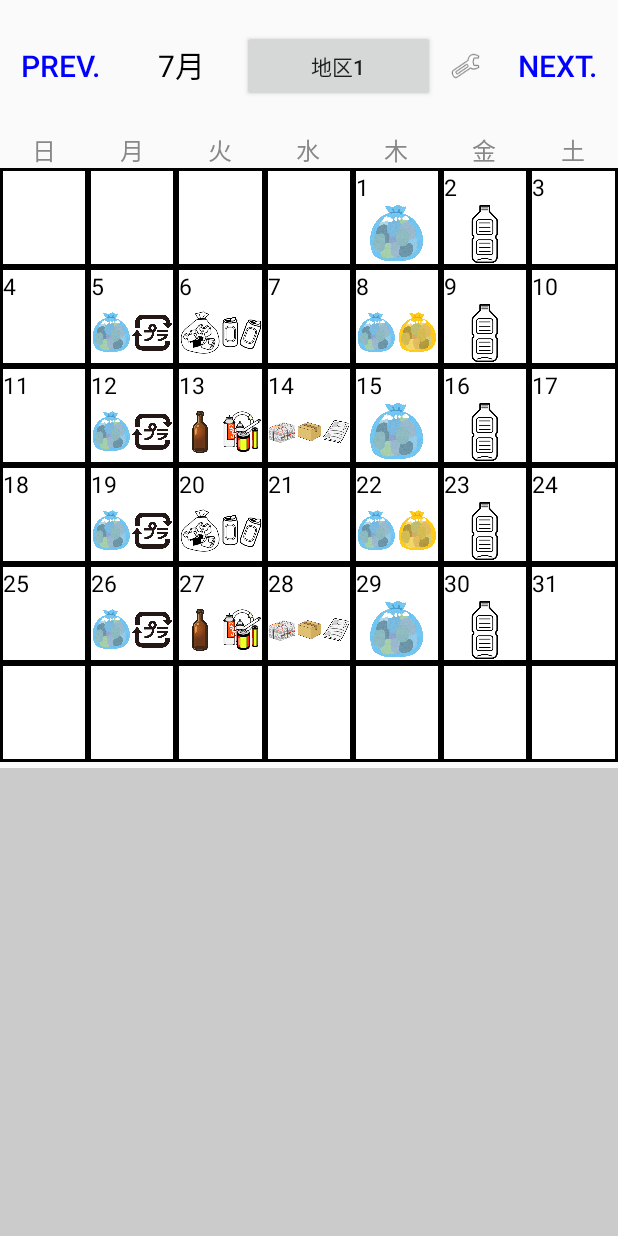
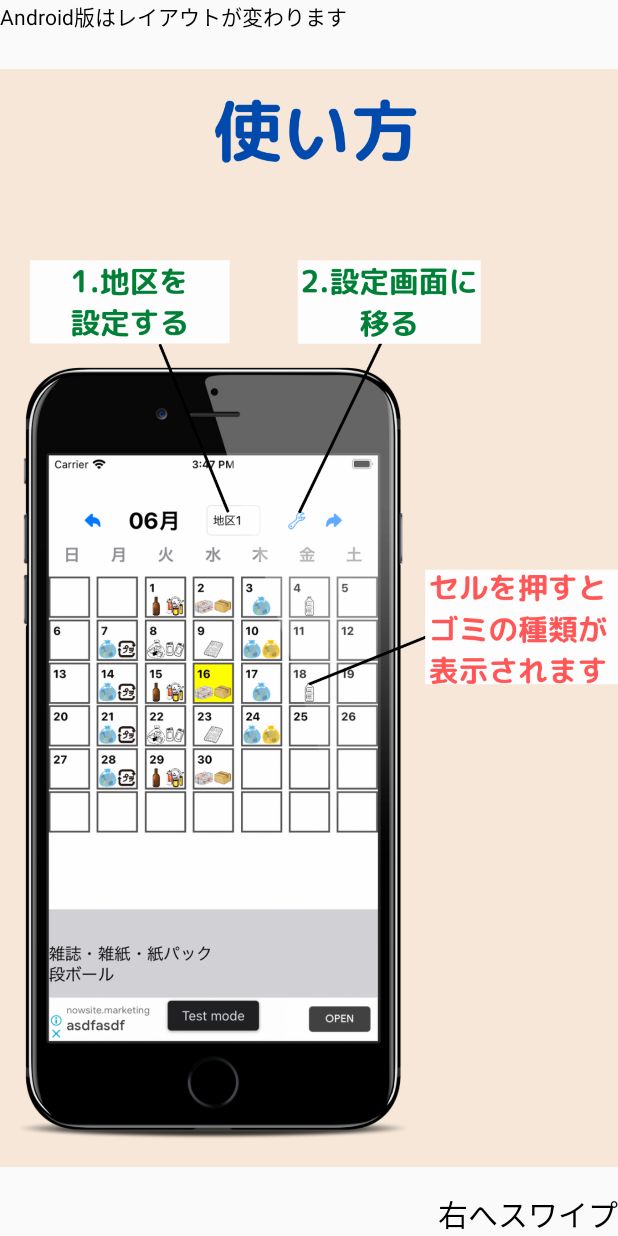
Before and after one commit to TakumiOtsukaABT/HachiojiCalendar-android, an Android app: the screen it shows after launch (MainActivity before the commit, OnBoardingActivity after it), on a phone screen of 412 x 824 dp. Run offline under Robolectric (Android 15) with nearby library versions, the phone set to English and light mode, and no system bars; our stand-ins replace AdMob.

Commit message:
I have no idea what I did but it works

```diff
--- a/app/build.gradle
+++ b/app/build.gradle
@@ -41,6 +41,11 @@ dependencies {
     implementation 'androidx.constraintlayout:constraintlayout:2.0.1'
     implementation 'androidx.preference:preference:1.1.1'
     implementation 'com.google.firebase:firebase-ads:20.2.0'
+    implementation 'androidx.legacy:legacy-support-v4:1.0.0'
+
+    implementation 'com.google.android.material:material:1.0.0'
+
+
     testImplementation 'junit:junit:4.+'
     androidTestImplementation 'androidx.test.ext:junit:1.1.2'
     androidTestImplementation 'androidx.test.espresso:espresso-core:3.3.0'
--- /dev/null
+++ b/app/src/main/java/com/example/hachiojicalendar/FragmentPagerAdapter.kt
@@ -0,0 +1,24 @@
+package com.example.hachiojicalendar
+
+import androidx.fragment.app.Fragment
+import androidx.fragment.app.FragmentActivity
+import androidx.fragment.app.FragmentManager
+import androidx.fragment.app.FragmentStatePagerAdapter
+import androidx.viewpager2.adapter.FragmentStateAdapter
+
+
+class FragmentPagerAdapter(fm: FragmentActivity) :
+    FragmentStateAdapter(fm) {
+
+
+    override fun getItemCount(): Int {
+        return 2
+    }
+
+    override fun createFragment(position: Int): Fragment {
+        return when (position) {
+            0 -> OnBoarding1Fragment()
+            else -> OnBoarding2Fragment()
+        }
+    }
+}
--- a/app/src/main/java/com/example/hachiojicalendar/MainActivity.kt
+++ b/app/src/main/java/com/example/hachiojicalendar/MainActivity.kt
@@ -33,7 +33,11 @@ class MainActivity : AppCompatActivity() , CalendarAdapter.OnItemListener {
 
     override fun onCreate(savedInstanceState: Bundle?) {
         super.onCreate(savedInstanceState)
+
+
+
         val data = getPreferences(MODE_PRIVATE)
+
         districtIndex = data.getInt("District", 0)
         setContentView(R.layout.activity_main)
         initWidget()
@@ -45,6 +49,13 @@ class MainActivity : AppCompatActivity() , CalendarAdapter.OnItemListener {
 
         val adRequest = AdRequest.Builder().build()
         mAdView.loadAd(adRequest)
+        if (data.getInt("FirstTime",0)==0) {
+            val editor = data.edit()
+            editor.putInt("FirstTime", 1)
+            editor.apply()
+            val intent = Intent(this,OnBoardingActivity::class.java)
+            startActivity(intent)
+        }
     }
 
     private fun setMonthView() {
--- /dev/null
+++ b/app/src/main/java/com/example/hachiojicalendar/OnBoarding1Fragment.kt
@@ -0,0 +1,59 @@
+package com.example.hachiojicalendar
+
+import android.os.Bundle
+import androidx.fragment.app.Fragment
+import android.view.LayoutInflater
+import android.view.View
+import android.view.ViewGroup
+
+// TODO: Rename parameter arguments, choose names that match
+// the fragment initialization parameters, e.g. ARG_ITEM_NUMBER
+private const val ARG_PARAM1 = "param1"
+private const val ARG_PARAM2 = "param2"
+
+/**
+ * A simple [Fragment] subclass.
+ * Use the [OnBoarding1Fragment.newInstance] factory method to
+ * create an instance of this fragment.
+ */
+class OnBoarding1Fragment : Fragment() {
+    // TODO: Rename and change types of parameters
+    private var param1: String? = null
+    private var param2: String? = null
+
+    override fun onCreate(savedInstanceState: Bundle?) {
+        super.onCreate(savedInstanceState)
+        arguments?.let {
+            param1 = it.getString(ARG_PARAM1)
+            param2 = it.getString(ARG_PARAM2)
+        }
+    }
+
+    override fun onCreateView(
+        inflater: LayoutInflater, container: ViewGroup?,
+        savedInstanceState: Bundle?
+    ): View? {
+        // Inflate the layout for this fragment
+        return inflater.inflate(R.layout.fragment_on_boarding1, container, false)
+    }
+
+    companion object {
+        /**
+         * Use this factory method to create a new instance of
+         * this fragment using the provided parameters.
+         *
+         * @param param1 Parameter 1.
+         * @param param2 Parameter 2.
+         * @return A new instance of fragment OnBoarding1Fragment.
+         */
+        // TODO: Rename and change types and number of parameters
+        @JvmStatic
+        fun newInstance(param1: String, param2: String) =
+            OnBoarding1Fragment().apply {
+                arguments = Bundle().apply {
+                    putString(ARG_PARAM1, param1)
+                    putString(ARG_PARAM2, param2)
+                }
+            }
+    }
+}
--- /dev/null
+++ b/app/src/main/java/com/example/hachiojicalendar/OnBoardingActivity.kt
@@ -0,0 +1,19 @@
+package com.example.hachiojicalendar
+
+import android.os.Bundle
+import androidx.appcompat.app.AppCompatActivity
+import androidx.fragment.app.FragmentActivity
+import androidx.viewpager.widget.ViewPager
+import androidx.viewpager2.widget.ViewPager2
+
+
+class OnBoardingActivity : AppCompatActivity() {
+    lateinit var viewPager: ViewPager2
+
+    override fun onCreate(savedInstanceState: Bundle?) {
+        super.onCreate(savedInstanceState)
+        setContentView(R.layout.activity_on_boarding)
+        viewPager = findViewById(R.id.pager)
+        viewPager.adapter = FragmentPagerAdapter(this)
+    }
+}
--- /dev/null
+++ b/app/src/main/res/layout/activity_on_boarding.xml
@@ -0,0 +1,24 @@
+<?xml version="1.0" encoding="utf-8"?>
+<androidx.constraintlayout.widget.ConstraintLayout
+    xmlns:android="http://schemas.android.com/apk/res/android"
+    xmlns:tools="http://schemas.android.com/tools"
+    xmlns:app="http://schemas.android.com/apk/res-auto"
+    android:layout_width="match_parent"
+    android:layout_height="match_parent"
+    tools:context=".OnBoardingActivity">
+
+
+    <androidx.viewpager2.widget.ViewPager2
+        xmlns:android="http://schemas.android.com/apk/res/android"
+        android:id="@+id/pager"
+        android:layout_width="match_parent"
+        android:layout_height="match_parent">
+
+
+    </androidx.viewpager2.widget.ViewPager2>
+
+
+
+
+</androidx.constraintlayout.widget.ConstraintLayout
+   >
--- /dev/null
+++ b/app/src/main/res/layout/fragment_on_boarding1.xml
@@ -0,0 +1,43 @@
+<?xml version="1.0" encoding="utf-8"?>
+<androidx.constraintlayout.widget.ConstraintLayout xmlns:android="http://schemas.android.com/apk/res/android"
+    xmlns:app="http://schemas.android.com/apk/res-auto"
+    xmlns:tools="http://schemas.android.com/tools"
+    android:id="@+id/frameLayout"
+    android:layout_width="match_parent"
+    android:layout_height="match_parent"
+    tools:context=".OnBoarding1Fragment">
+
+    <!-- TODO: Update blank fragment layout -->
+
+
+    <ImageView
+        android:id="@+id/onboarding_1"
+        android:layout_width="wrap_content"
+        android:layout_height="wrap_content"
+        android:src="@drawable/onboarding1"
+        app:layout_constraintBottom_toBottomOf="parent"
+        app:layout_constraintEnd_toEndOf="parent"
+        app:layout_constraintStart_toStartOf="parent"
+        app:layout_constraintTop_toTopOf="parent" />
+
+    <TextView
+        android:id="@+id/textView"
+        android:layout_width="wrap_content"
+        android:layout_height="wrap_content"
+        android:text="Android版はレイアウトが変わります"
+        android:textColor="#000000"
+        app:layout_constraintStart_toStartOf="parent"
+        app:layout_constraintTop_toTopOf="parent" />
+
+    <TextView
+        android:id="@+id/textView2"
+        android:layout_width="wrap_content"
+        android:layout_height="wrap_content"
+        android:gravity="bottom|right"
+        android:text="右へスワイプ"
+        android:textColor="#000000"
+        android:textSize="20sp"
+        app:layout_constraintBottom_toBottomOf="parent"
+        app:layout_constraintEnd_toEndOf="parent" />
+
+</androidx.constraintlayout.widget.ConstraintLayout>
--- a/app/src/main/res/values/strings.xml
+++ b/app/src/main/res/values/strings.xml
@@ -16,4 +16,6 @@
     <string name="attachment_summary_on">Automatically download attachments for incoming emails
     </string>
     <string name="attachment_summary_off">Only download attachments when manually requested</string>
+    <!-- TODO: Remove or change this placeholder text -->
+    <string name="hello_blank_fragment">Hello blank fragment</string>
 </resources>
```
Also changed, not shown: app/src/main/AndroidManifest.xml (+13 -7 lines), app/src/main/java/com/example/hachiojicalendar/OnBoarding2Fragment.kt (added, +59 -0 lines), app/src/main/res/layout/fragment_on_boarding2.xml (added, +20 -0 lines).
